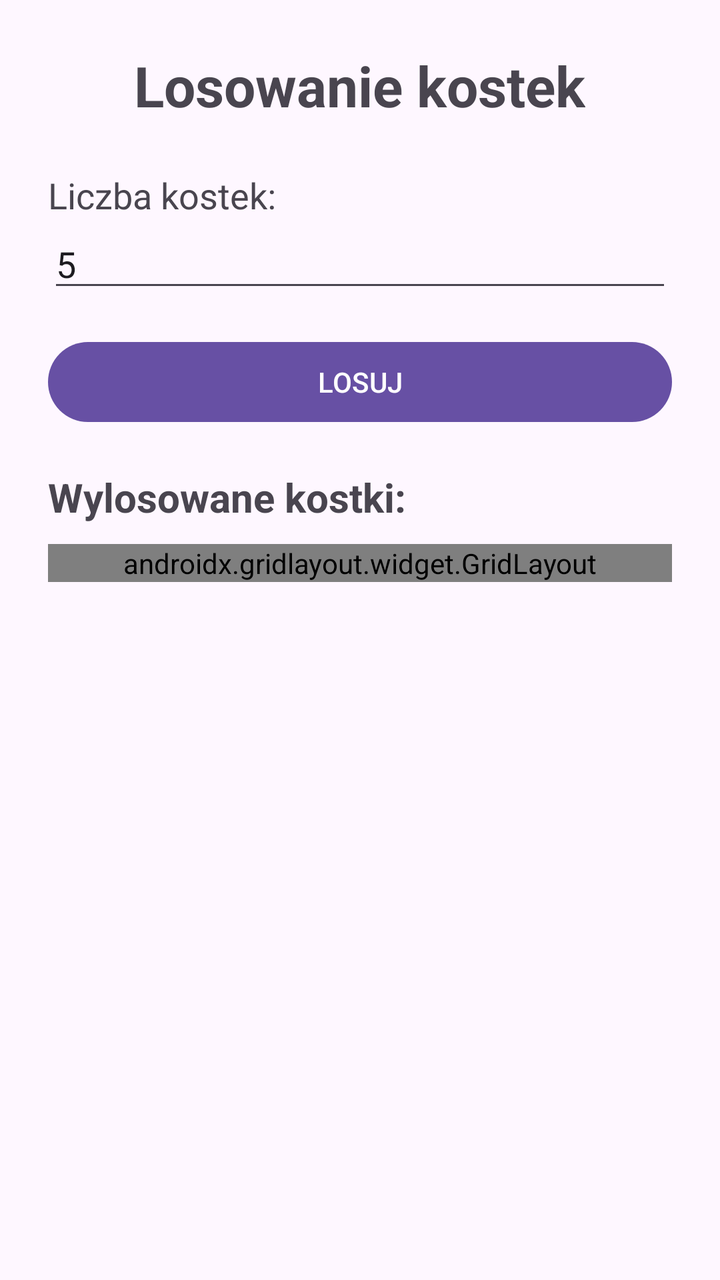
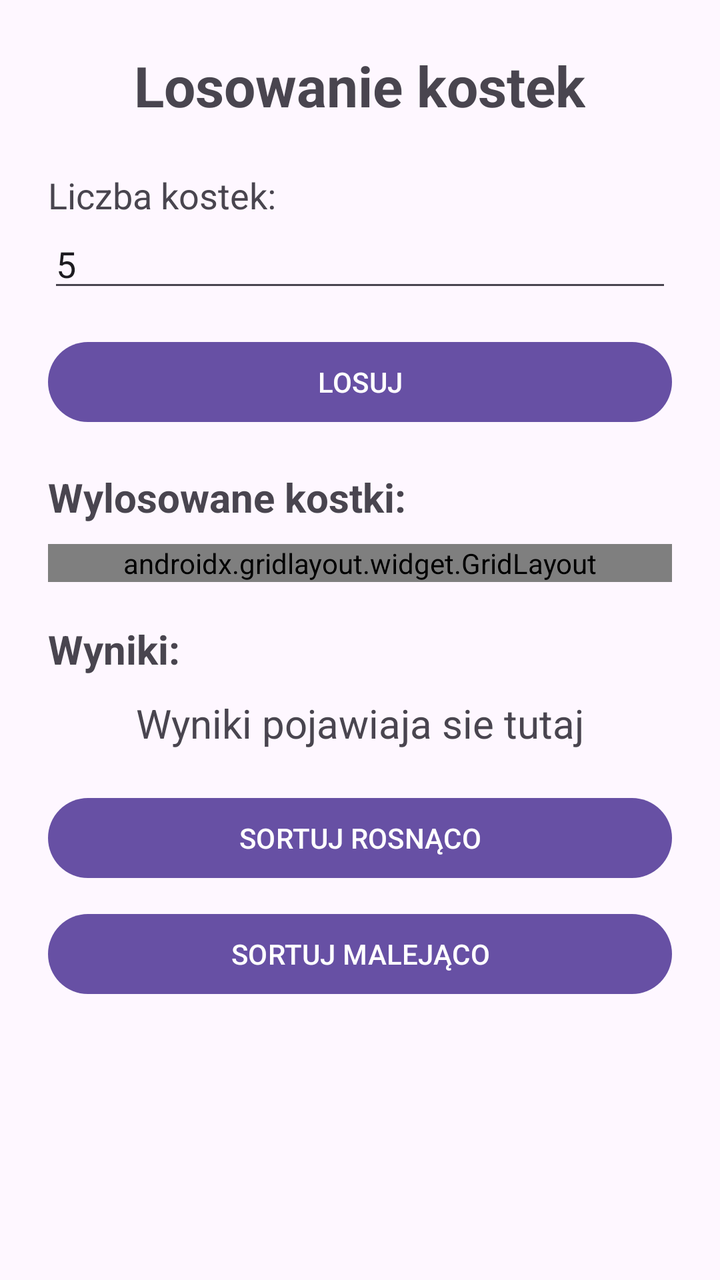

Compare the two renders of this Android layout. The source of the first and the diff that turns it into the second are given below.
<!-- AndroidManifest.xml: application theme Theme.LosowanieKostek -->
<!-- res/layout/activity_main.xml -->
<?xml version="1.0" encoding="utf-8"?>
<androidx.constraintlayout.widget.ConstraintLayout xmlns:android="http://schemas.android.com/apk/res/android"
    xmlns:app="http://schemas.android.com/apk/res-auto"
    xmlns:tools="http://schemas.android.com/tools"
    android:id="@+id/main"
    android:layout_width="match_parent"
    android:layout_height="match_parent"
    android:orientation="vertical"
    tools:context=".MainActivity">

    <ScrollView
        android:layout_width="match_parent"
        android:layout_height="match_parent"
        tools:layout_editor_absoluteX="1dp"
        tools:layout_editor_absoluteY="49dp">

        <LinearLayout
            android:layout_width="match_parent"
            android:layout_height="wrap_content"
            android:orientation="vertical"
            android:layout_margin="24dp">

            <TextView
                android:id="@+id/textView"
                android:layout_width="wrap_content"
                android:layout_height="wrap_content"
                android:text="Losowanie kostek"
                android:layout_gravity="center_horizontal"
                android:layout_marginBottom="24dp"
                android:textSize="28sp"
                android:textStyle="bold" />

            <TextView
                android:id="@+id/textView2"
                android:layout_width="wrap_content"
                android:layout_height="wrap_content"
                android:text="Liczba kostek: "
                android:textSize="18sp"/>

            <EditText
                android:id="@+id/editTextLiczbaKostek"
                android:layout_width="match_parent"
                android:layout_height="wrap_content"
                android:hint="Podaj liczbe kostek: "
                android:inputType="number"
                android:text="5" />

            <Button
                android:id="@+id/buttonLosuj"
                android:layout_width="match_parent"
                android:layout_height="wrap_content"
                android:text="LOSUJ"
                android:layout_marginTop="16dp"/>

            <TextView
                android:id="@+id/textView3"
                android:layout_width="wrap_content"
                android:layout_height="wrap_content"
                android:text="Wylosowane kostki: "
                android:layout_marginTop="20dp"
                android:textSize="20sp"
                android:textStyle="bold" />

            <androidx.gridlayout.widget.GridLayout
                android:id="@+id/gridKostki"
                android:layout_width="match_parent"
                android:layout_height="match_parent"
                android:layout_marginTop="10dp"
                app:alignmentMode="alignMargins"
                app:columnCount="1"
                android:layout_gravity="center"
                app:useDefaultMargins="true">

                <TextView
                    android:id="@+id/textView4"
                    android:layout_width="wrap_content"
                    android:layout_height="wrap_content"
                    android:text="Wyniki: "
                    android:layout_marginTop="20dp"
                    android:textSize="20sp"
                    android:textStyle="bold"/>

                <TextView
                    android:id="@+id/textViewWyniki"
                    android:layout_width="match_parent"
                    android:layout_height="wrap_content"
                    android:gravity="center"
                    android:padding="10dp"
                    android:text="Wyniki pojawiaja sie tutaj"
                    android:textSize="20sp"/>

                <Button
                    android:id="@+id/buttonRosnaco"
                    android:layout_width="match_parent"
                    android:layout_height="wrap_content"
                    android:text="SORTUJ ROSNĄCO"
                    android:layout_marginTop="10dp"/>

                <Button
                    android:id="@+id/buttonMalejaco"
                    android:layout_width="match_parent"
                    android:layout_height="wrap_content"
                    android:text="SORTUJ MALEJĄCO"
                    android:layout_marginTop="10dp"/>
            </androidx.gridlayout.widget.GridLayout>

        </LinearLayout>
    </ScrollView>

</androidx.constraintlayout.widget.ConstraintLayout>
<!-- resources referenced by this layout -->
<resources>
  <style name="Theme.LosowanieKostek" parent="Base.Theme.LosowanieKostek" />
  <style name="Base.Theme.LosowanieKostek" parent="Theme.Material3.DayNight.NoActionBar">
          
          
      </style>
</resources>

<!-- the commit's change to res/layout/activity_main.xml (unified diff, before → after) -->
@@ -53,7 +53,7 @@
                 android:layout_marginTop="16dp"/>
 
             <TextView
-                android:id="@+id/textView3"
+                android:id="@+id/textViewLiczba"
                 android:layout_width="wrap_content"
                 android:layout_height="wrap_content"
                 android:text="Wylosowane kostki: "
@@ -71,38 +71,39 @@
                 android:layout_gravity="center"
                 app:useDefaultMargins="true">
 
-                <TextView
-                    android:id="@+id/textView4"
-                    android:layout_width="wrap_content"
-                    android:layout_height="wrap_content"
-                    android:text="Wyniki: "
-                    android:layout_marginTop="20dp"
-                    android:textSize="20sp"
-                    android:textStyle="bold"/>
+            </androidx.gridlayout.widget.GridLayout>
 
-                <TextView
-                    android:id="@+id/textViewWyniki"
-                    android:layout_width="match_parent"
-                    android:layout_height="wrap_content"
-                    android:gravity="center"
-                    android:padding="10dp"
-                    android:text="Wyniki pojawiaja sie tutaj"
-                    android:textSize="20sp"/>
+            <TextView
+                android:id="@+id/textView4"
+                android:layout_width="wrap_content"
+                android:layout_height="wrap_content"
+                android:layout_marginTop="20dp"
+                android:text="Wyniki: "
+                android:textSize="20sp"
+                android:textStyle="bold" />
 
-                <Button
-                    android:id="@+id/buttonRosnaco"
-                    android:layout_width="match_parent"
-                    android:layout_height="wrap_content"
-                    android:text="SORTUJ ROSNĄCO"
-                    android:layout_marginTop="10dp"/>
+            <TextView
+                android:id="@+id/textViewWyniki"
+                android:layout_width="match_parent"
+                android:layout_height="wrap_content"
+                android:gravity="center"
+                android:padding="10dp"
+                android:text="Wyniki pojawiaja sie tutaj"
+                android:textSize="20sp" />
 
-                <Button
-                    android:id="@+id/buttonMalejaco"
-                    android:layout_width="match_parent"
-                    android:layout_height="wrap_content"
-                    android:text="SORTUJ MALEJĄCO"
-                    android:layout_marginTop="10dp"/>
-            </androidx.gridlayout.widget.GridLayout>
+            <Button
+                android:id="@+id/buttonRosnaco"
+                android:layout_width="match_parent"
+                android:layout_height="wrap_content"
+                android:layout_marginTop="10dp"
+                android:text="SORTUJ ROSNĄCO" />
+
+            <Button
+                android:id="@+id/buttonMalejaco"
+                android:layout_width="match_parent"
+                android:layout_height="wrap_content"
+                android:layout_marginTop="10dp"
+                android:text="SORTUJ MALEJĄCO" />
 
         </LinearLayout>
     </ScrollView>
